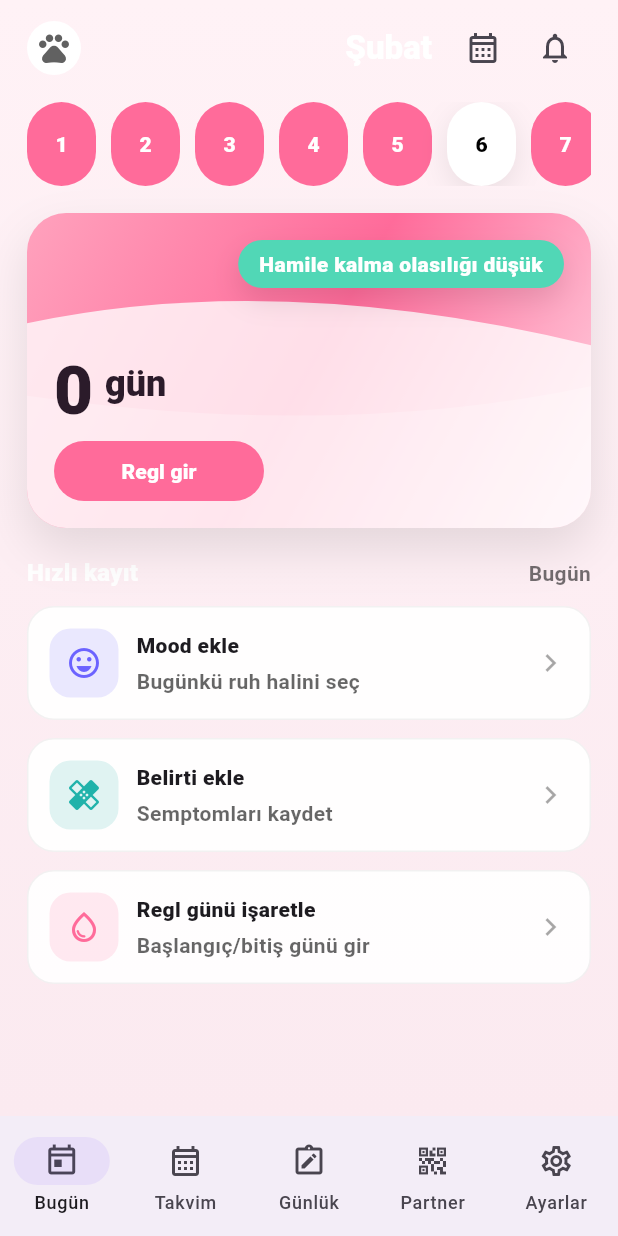
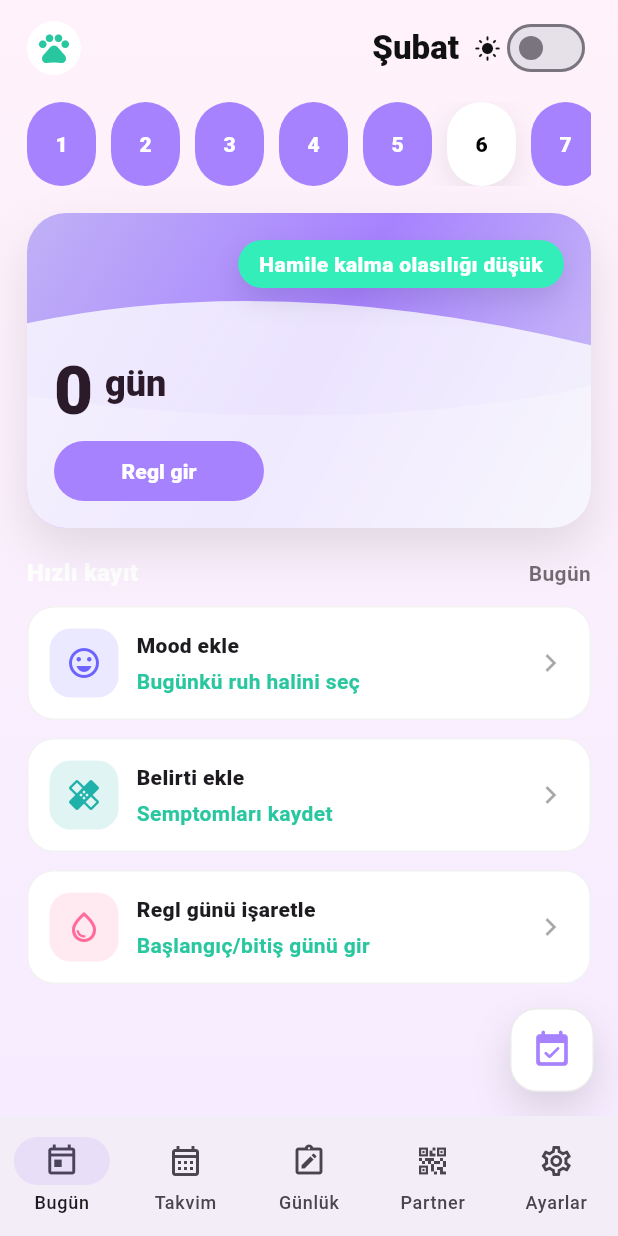
Before and after one commit to hira1703/duo-cycle, a Flutter app: the screen it shows after launch, on a phone screen of 412 x 824 dp. Run offline on Flutter 3.47's test engine with Material 3 defaults, Android fonts, the phone set to English and light mode, and no system bars.

Commit message:
home page updatee

```diff
--- a/lib/app.dart
+++ b/lib/app.dart
@@ -1,17 +1,32 @@
 import 'package:flutter/material.dart';
 import 'core/routing/app_router.dart';
 import 'core/theme/app_theme.dart';
+import 'core/theme/theme_controller.dart';
 
-class App extends StatelessWidget {
+class App extends StatefulWidget {
   const App({super.key});
 
   @override
+  State<App> createState() => _AppState();
+}
+
+class _AppState extends State<App> {
+  final controller = ThemeController.instance;
+
+  @override
   Widget build(BuildContext context) {
-    return MaterialApp(
-      title: 'Regl Takip',
-      debugShowCheckedModeBanner: false,
-      theme: AppTheme.light(),
-      home: const AppShell(),
+    return ValueListenableBuilder<ThemeMode>(
+      valueListenable: controller.mode,
+      builder: (context, mode, _) {
+        return MaterialApp(
+          title: 'Regl Takip',
+          debugShowCheckedModeBanner: false,
+          theme: AppTheme.light(),
+          darkTheme: AppTheme.dark(),
+          themeMode: mode,
+          home: const AppShell(),
+        );
+      },
     );
   }
 }
--- /dev/null
+++ b/lib/core/theme/app_brand_colors.dart
@@ -0,0 +1,67 @@
+import 'package:flutter/material.dart';
+
+@immutable
+class AppBrandColors extends ThemeExtension<AppBrandColors> {
+  const AppBrandColors({
+    required this.bgTop,
+    required this.bgBottom,
+    required this.card,
+    required this.borderSoft,
+    required this.accent,
+    required this.accent2,
+    required this.textStrong,
+    required this.textSoft,
+  });
+
+  final Color bgTop;
+  final Color bgBottom;
+  final Color card;
+  final Color borderSoft;
+
+  final Color accent;   // ana vurgu (pembe/lila)
+  final Color accent2;  // ikincil vurgu (mint vb.)
+  final Color textStrong;
+  final Color textSoft;
+
+  @override
+  AppBrandColors copyWith({
+    Color? bgTop,
+    Color? bgBottom,
+    Color? card,
+    Color? borderSoft,
+    Color? accent,
+    Color? accent2,
+    Color? textStrong,
+    Color? textSoft,
+  }) {
+    return AppBrandColors(
+      bgTop: bgTop ?? this.bgTop,
+      bgBottom: bgBottom ?? this.bgBottom,
+      card: card ?? this.card,
+      borderSoft: borderSoft ?? this.borderSoft,
+      accent: accent ?? this.accent,
+      accent2: accent2 ?? this.accent2,
+      textStrong: textStrong ?? this.textStrong,
+      textSoft: textSoft ?? this.textSoft,
+    );
+  }
+
+  @override
+  AppBrandColors lerp(ThemeExtension<AppBrandColors>? other, double t) {
+    if (other is! AppBrandColors) return this;
+    return AppBrandColors(
+      bgTop: Color.lerp(bgTop, other.bgTop, t)!,
+      bgBottom: Color.lerp(bgBottom, other.bgBottom, t)!,
+      card: Color.lerp(card, other.card, t)!,
+      borderSoft: Color.lerp(borderSoft, other.borderSoft, t)!,
+      accent: Color.lerp(accent, other.accent, t)!,
+      accent2: Color.lerp(accent2, other.accent2, t)!,
+      textStrong: Color.lerp(textStrong, other.textStrong, t)!,
+      textSoft: Color.lerp(textSoft, other.textSoft, t)!,
+    );
+  }
+}
+
+extension BrandX on BuildContext {
+  AppBrandColors get brand => Theme.of(this).extension<AppBrandColors>()!;
+}
--- a/lib/core/theme/app_theme.dart
+++ b/lib/core/theme/app_theme.dart
@@ -1,16 +1,29 @@
 import 'package:flutter/material.dart';
-import '../constants/app_colors.dart';
+import 'app_brand_colors.dart';
 
 class AppTheme {
   static ThemeData light() {
     final base = ThemeData.light();
 
+    const brand = AppBrandColors(
+      bgTop: Color(0xFFFFF2FA),
+      bgBottom: Color(0xFFF6ECFF),
+      card: Color(0xFFFFFFFF),
+      borderSoft: Color(0x14000000),
+      accent: Color(0xFFA782FF),   // lila
+      accent2: Color(0xFF51D7B6),  // mint
+      textStrong: Color(0xFF111111),
+      textSoft: Color(0xFF28C7A0),
+    );
+
     return base.copyWith(
-      scaffoldBackgroundColor: AppColors.bgBottom,
+      useMaterial3: true,
       colorScheme: base.colorScheme.copyWith(
-        primary: AppColors.accent,
-        secondary: AppColors.accent,
+        primary: brand.accent,
+        secondary: brand.accent2,
+        surface: brand.card,
       ),
+      scaffoldBackgroundColor: brand.bgBottom,
       textTheme: base.textTheme.copyWith(
         titleLarge: const TextStyle(fontWeight: FontWeight.w800),
         titleMedium: const TextStyle(fontWeight: FontWeight.w700),
@@ -18,9 +31,42 @@ class AppTheme {
       appBarTheme: const AppBarTheme(
         backgroundColor: Colors.transparent,
         elevation: 0,
-        foregroundColor: AppColors.text,
       ),
+      extensions: const [brand],
+    );
+  }
+
+  static ThemeData dark() {
+    final base = ThemeData.dark();
+
+    const brand = AppBrandColors(
+      bgTop: Color(0xFF0B0B10),      // siyaha yakın
+      bgBottom: Color(0xFF141420),   // koyu gri-mor
+      card: Color(0xFF212131),       // card yüzeyi
+      borderSoft: Color(0x26FFFFFF),
+      accent: Color(0xFFA78BFA),     // mor/lila vurgu
+      accent2: Color(0xFF6EE7D2),    // mint (koyu temada da iyi)
+      textStrong: Color(0xFFF6F4F4),
+      textSoft: Color(0xFF6EE7D2),
+    );
+
+    return base.copyWith(
       useMaterial3: true,
+      colorScheme: base.colorScheme.copyWith(
+        primary: brand.accent,
+        secondary: brand.accent2,
+        surface: brand.card,
+      ),
+      scaffoldBackgroundColor: brand.bgBottom,
+      textTheme: base.textTheme.copyWith(
+        titleLarge: const TextStyle(fontWeight: FontWeight.w800),
+        titleMedium: const TextStyle(fontWeight: FontWeight.w700),
+      ),
+      appBarTheme: const AppBarTheme(
+        backgroundColor: Colors.transparent,
+        elevation: 0,
+      ),
+      extensions: const [brand],
     );
   }
 }
--- /dev/null
+++ b/lib/core/theme/theme_controller.dart
@@ -0,0 +1,15 @@
+import 'package:flutter/material.dart';
+
+class ThemeController {
+  ThemeController._();
+
+  static final instance = ThemeController._();
+
+  final ValueNotifier<ThemeMode> mode = ValueNotifier<ThemeMode>(ThemeMode.light);
+
+  bool get isDark => mode.value == ThemeMode.dark;
+
+  void toggle(bool darkOn) {
+    mode.value = darkOn ? ThemeMode.dark : ThemeMode.light;
+  }
+}
--- a/lib/core/widgets/primary_button.dart
+++ b/lib/core/widgets/primary_button.dart
@@ -20,7 +20,7 @@ class PrimaryButton extends StatelessWidget {
       child: ElevatedButton(
         onPressed: onPressed,
         style: ElevatedButton.styleFrom(
-          backgroundColor: AppColors.accent,
+          backgroundColor: Theme.of(context).colorScheme.primary,
           foregroundColor: Colors.white,
           elevation: 0,
           shape: RoundedRectangleBorder(
--- a/lib/features/home/presentation/pages/home_today_page.dart
+++ b/lib/features/home/presentation/pages/home_today_page.dart
@@ -3,6 +3,9 @@ import '../../../../core/constants/app_colors.dart';
 import '../../../../core/constants/app_sizes.dart';
 import '../widgets/day_strip.dart';
 import '../widgets/cycle_summary_card.dart';
+import '../../../../core/theme/theme_controller.dart';
+import '../../../../core/theme/app_brand_colors.dart'; // BrandX için
+
 
 class HomeTodayPage extends StatefulWidget {
   const HomeTodayPage({super.key});
@@ -18,15 +21,22 @@ class _HomeTodayPageState extends State<HomeTodayPage> {
   @override
   Widget build(BuildContext context) {
     final theme = Theme.of(context);
+    final brand = context.brand;
 
     return Scaffold(
-      backgroundColor: AppColors.bgBottom,
+      backgroundColor: brand.bgBottom,
+      floatingActionButtonLocation: FloatingActionButtonLocation.endFloat,
+      floatingActionButton: _CalendarFab(
+        onTap: () {
+          // TODO: Takvim sayfasına git (BottomNav index=1 gibi)
+        },
+      ),
       body: Container(
-        decoration: const BoxDecoration(
+        decoration: BoxDecoration(
           gradient: LinearGradient(
             begin: Alignment.topCenter,
             end: Alignment.bottomCenter,
-            colors: [AppColors.bgTop, AppColors.bgBottom],
+            colors: [brand.bgTop, brand.bgBottom],
           ),
         ),
         child: SafeArea(
@@ -137,37 +147,51 @@ class _TopBar extends StatelessWidget {
 
   @override
   Widget build(BuildContext context) {
+    final controller = ThemeController.instance;
+    final brand = context.brand;
+
     return Padding(
-      padding: const EdgeInsets.fromLTRB(
-          AppSizes.pageHPad, 8, AppSizes.pageHPad, 0),
+      padding: const EdgeInsets.fromLTRB(AppSizes.pageHPad, 8, AppSizes.pageHPad, 0),
       child: Row(
         children: [
           CircleAvatar(
             radius: 18,
-            backgroundColor: Colors.white,
-            child: Icon(Icons.pets, color: Colors.grey.shade700),
+            backgroundColor: brand.card,
+            child: Icon(Icons.pets, color: brand.textSoft),
           ),
           const Spacer(),
           Text(
             "Şubat",
             style: theme.textTheme.titleLarge?.copyWith(
               fontWeight: FontWeight.w800,
+              color: brand.textStrong,
             ),
           ),
           const SizedBox(width: 10),
-          IconButton(
-            onPressed: () {},
-            icon: const Icon(Icons.calendar_month_outlined),
-          ),
-          IconButton(
-            onPressed: () {},
-            icon: const Icon(Icons.notifications_none),
+
+
+          // THEME SWITCH (kaydırmalı)
+          ValueListenableBuilder<ThemeMode>(
+            valueListenable: controller.mode,
+            builder: (context, mode, _) {
+              final isDark = mode == ThemeMode.dark;
+              return Row(
+                children: [
+                  Icon(isDark ? Icons.dark_mode : Icons.light_mode, size: 18, color: brand.textStrong),
+                  Switch(
+                    value: isDark,
+                    onChanged: controller.toggle,
+                  ),
+                ],
+              );
+            },
           ),
         ],
       ),
     );
   }
 }
+
 
 class _ActionTile extends StatelessWidget {
   const _ActionTile({
@@ -186,13 +210,14 @@ class _ActionTile extends StatelessWidget {
 
   @override
   Widget build(BuildContext context) {
+    final brand = context.brand;
     return InkWell(
       onTap: onTap,
       borderRadius: BorderRadius.circular(18),
       child: Container(
         padding: const EdgeInsets.all(14),
         decoration: BoxDecoration(
-          color: Colors.white.withOpacity(0.92),
+          color: brand.card,
           borderRadius: BorderRadius.circular(18),
           border: Border.all(color: Colors.black.withOpacity(0.05)),
         ),
@@ -220,7 +245,7 @@ class _ActionTile extends StatelessWidget {
                   Text(
                     subtitle,
                     style: TextStyle(
-                      color: Colors.black.withOpacity(0.6),
+                      color: brand.textSoft,
                       fontWeight: FontWeight.w600,
                     ),
                   ),
@@ -234,3 +259,68 @@ class _ActionTile extends StatelessWidget {
     );
   }
 }
+/// Home ekranının sağ alt köşesinde duran
+/// Takvim erişim butonu (Floating Action tarzı).
+class _CalendarFab extends StatelessWidget {
+  const _CalendarFab({required this.onTap});
+
+  /// Butona tıklandığında çalışacak fonksiyon
+  final VoidCallback onTap;
+
+  @override
+  Widget build(BuildContext context) {
+    // Tema üzerinden özel brand renklerini alıyoruz
+    // Böylece açık/koyu modda otomatik değişir.
+    final brand = context.brand;
+
+    return GestureDetector(
+      // Butona tıklama davranışı
+      onTap: onTap,
+
+      child: Container(
+        // Buton boyutu (tasarım gereği sabit)
+        width: 56,
+        height: 56,
+
+        decoration: BoxDecoration(
+          // Kart yüzeyi rengi (tema uyumlu)
+          color: brand.card,
+
+          // Yuvarlatılmış köşe (FAB yerine modern kare)
+          borderRadius: BorderRadius.circular(18),
+
+          // Hafif çerçeve (light/dark modda uyumlu)
+          border: Border.all(
+            color: brand.borderSoft,
+          ),
+
+          // Derinlik hissi için gölge
+          boxShadow: [
+            BoxShadow(
+              color: Colors.black.withOpacity(0.12),
+              blurRadius: 22,
+              offset: const Offset(0, 12),
+            ),
+          ],
+        ),
+
+        // İçindeki ikon
+        child: Icon(
+          /// İkon alternatifleri:
+          /// - Icons.date_range_rounded
+          /// - Icons.calendar_today_rounded
+          /// - Icons.event_note_rounded
+          /// - Icons.event_available_rounded
+          ///
+          /// Şu an daha modern görünüm için bunu kullanıyoruz:
+          Icons.event_available_rounded,
+
+          // Tema vurgu rengi (açıkta lila, koyuda mor)
+          color: brand.accent,
+
+          size: 28,
+        ),
+      ),
+    );
+  }
+}
--- a/lib/features/home/presentation/widgets/cycle_summary_card.dart
+++ b/lib/features/home/presentation/widgets/cycle_summary_card.dart
@@ -28,9 +28,9 @@ class CycleSummaryCard extends StatelessWidget {
             begin: Alignment.topLeft,
             end: Alignment.bottomRight,
             colors: [
-              Color(0xFFFFA2BD),
-              Color(0xFFFF6B9A),
-              Color(0xFFFFD6E3),
+              Color(0xFFC0B1F6),
+              Color(0xFFA782FF),
+              Color(0xFFCFC6F5),
             ],
           ),
           boxShadow: [
@@ -128,7 +128,7 @@ class _StatusChip extends StatelessWidget {
     return Container(
       padding: const EdgeInsets.symmetric(horizontal: 14, vertical: 6),
       decoration: BoxDecoration(
-        color: const Color(0xFF51D7B6), // mint/yeşil
+        color: const Color(0xFF34EEB9), // mint/yeşil
         borderRadius: BorderRadius.circular(22),
         boxShadow: [
           BoxShadow(
--- a/lib/features/home/presentation/widgets/day_strip.dart
+++ b/lib/features/home/presentation/widgets/day_strip.dart
@@ -13,8 +13,11 @@ class DayStrip extends StatelessWidget {
   final int selectedDay;
   final ValueChanged<int> onSelect;
 
+
   @override
   Widget build(BuildContext context) {
+    final accent = Theme.of(context).colorScheme.primary;
+
     return SizedBox(
       height: 56,
       child: ListView.separated(
@@ -32,8 +35,7 @@ class DayStrip extends StatelessWidget {
               width: 46,
               alignment: Alignment.center,
               decoration: BoxDecoration(
-                color: isSelected ? Colors.white : AppColors.accent,
-                borderRadius: BorderRadius.circular(23),
+                color: isSelected ? Colors.white : accent,                borderRadius: BorderRadius.circular(23),
                 boxShadow: isSelected
                     ? [
                   BoxShadow(
```
